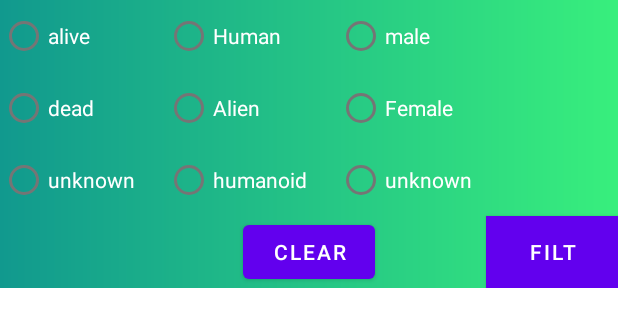
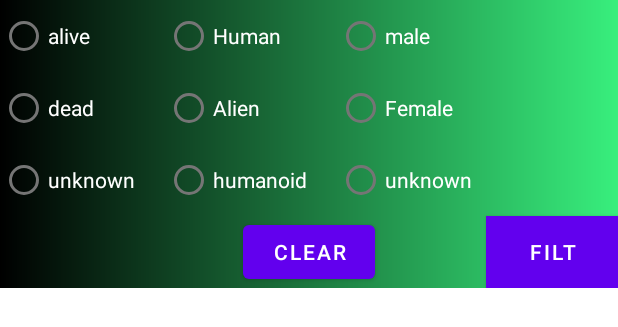
Before and after one commit to Adilthebest/RickAndMortyTechTask, an Android app: the layout fragment_filtr.xml on its own in the app's theme, with its tools: preview values and no code run, on a phone screen of 412 x 824 dp. Shown: the top 327 px of the screen. Run offline under Robolectric (Android 15) with nearby library versions, the phone set to English and light mode, and no system bars.

Commit message:
add color filter

```diff
--- a/app/src/main/res/drawable/filter_bg.xml
+++ b/app/src/main/res/drawable/filter_bg.xml
@@ -1,4 +1,4 @@
 <?xml version="1.0" encoding="utf-8"?>
 <shape xmlns:android="http://schemas.android.com/apk/res/android">
-    <gradient android:startColor="#11998e" android:endColor="#38ef7d"/>
+    <gradient android:startColor="@color/black" android:endColor="#38ef7d"/>
 </shape>
```
